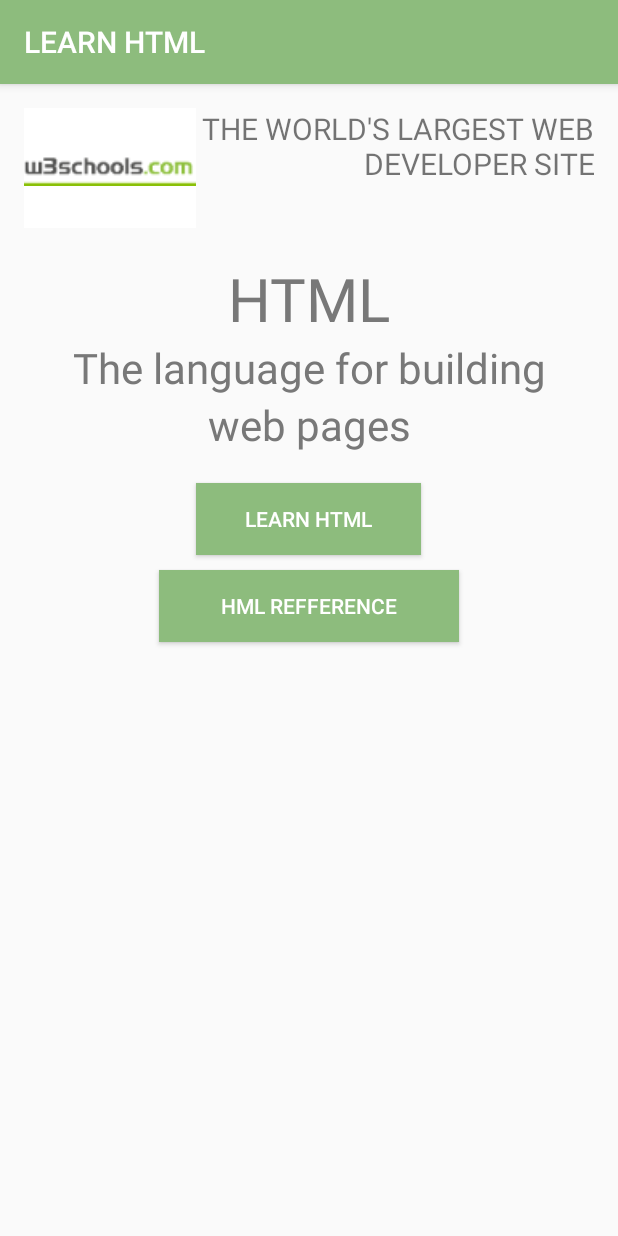
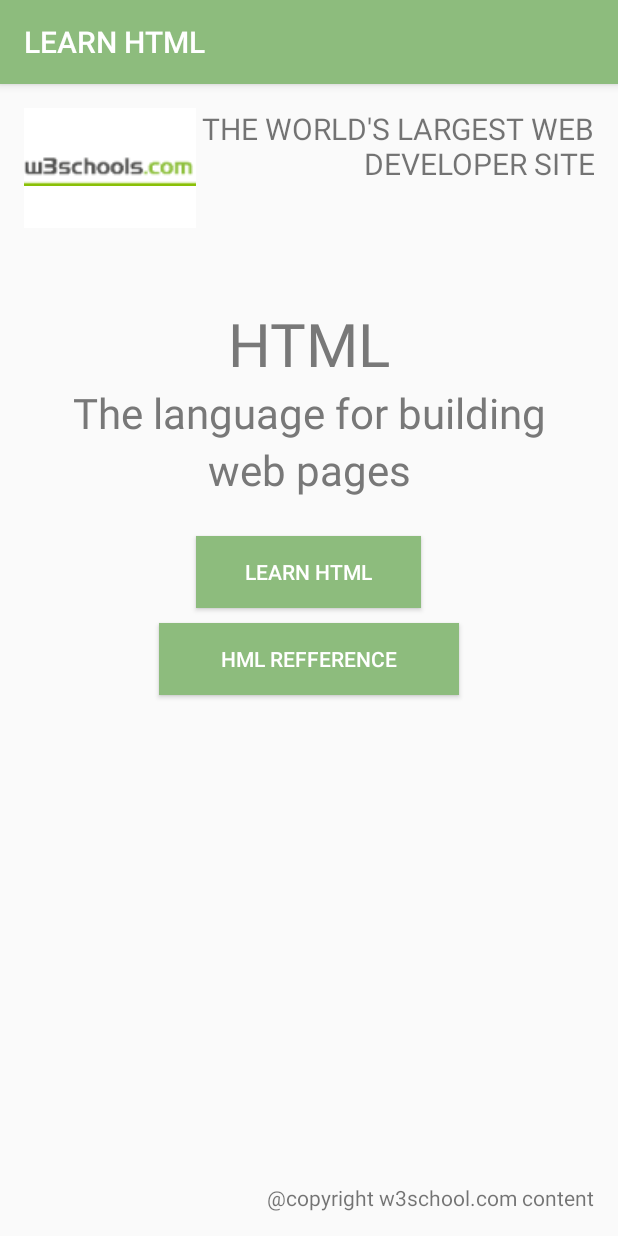
Before and after one commit to swahid/javabase-apps-w3s-html, an Android app: the screen it shows after launch (Home), on a phone screen of 412 x 824 dp. Run offline under Robolectric (Android 15) with nearby library versions, the phone set to English and light mode, and no system bars.

Commit message:
06MAY2016 04:10 PM

```diff
--- a/app/src/main/res/layout/activity_home.xml
+++ b/app/src/main/res/layout/activity_home.xml
@@ -38,11 +38,11 @@
         android:textSize="40dp"
         android:layout_below="@id/headText"
         android:textAlignment="center"
+        android:layout_marginTop="50dp"
         android:layout_width="fill_parent"
         android:layout_height="wrap_content"
         android:layout_alignParentStart="true"
-        android:layout_alignEnd="@+id/headText"
-        android:layout_marginTop="20dp"/>
+        android:layout_alignEnd="@+id/headText" />
 
     <TextView
         android:id="@+id/text2"
@@ -77,7 +77,7 @@
         android:width="150dp"
         android:height="30dp"
         android:layout_below="@id/text3"
-        android:layout_marginTop="20dp"
+        android:layout_marginTop="25dp"
         android:layout_width="wrap_content"
         android:layout_height="wrap_content"
         android:layout_centerVertical="true"
@@ -95,4 +95,13 @@
         android:layout_marginTop="10dp"
         android:layout_below="@+id/learnHtml"
         android:layout_centerHorizontal="true" />
+
+    <TextView
+        android:layout_width="wrap_content"
+        android:layout_height="wrap_content"
+        android:text="\@copyright w3school.com content"
+        android:id="@+id/text4"
+        android:textSize="14dp"
+        android:layout_alignParentBottom="true"
+        android:layout_alignParentEnd="true" />
 </RelativeLayout>
```
